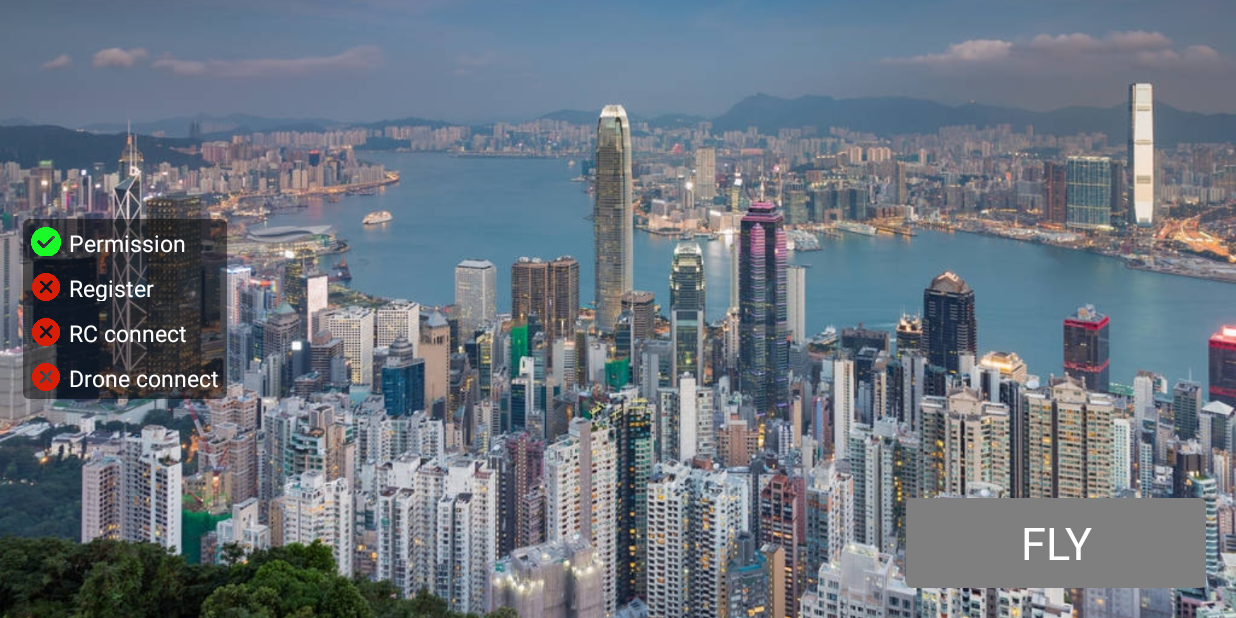
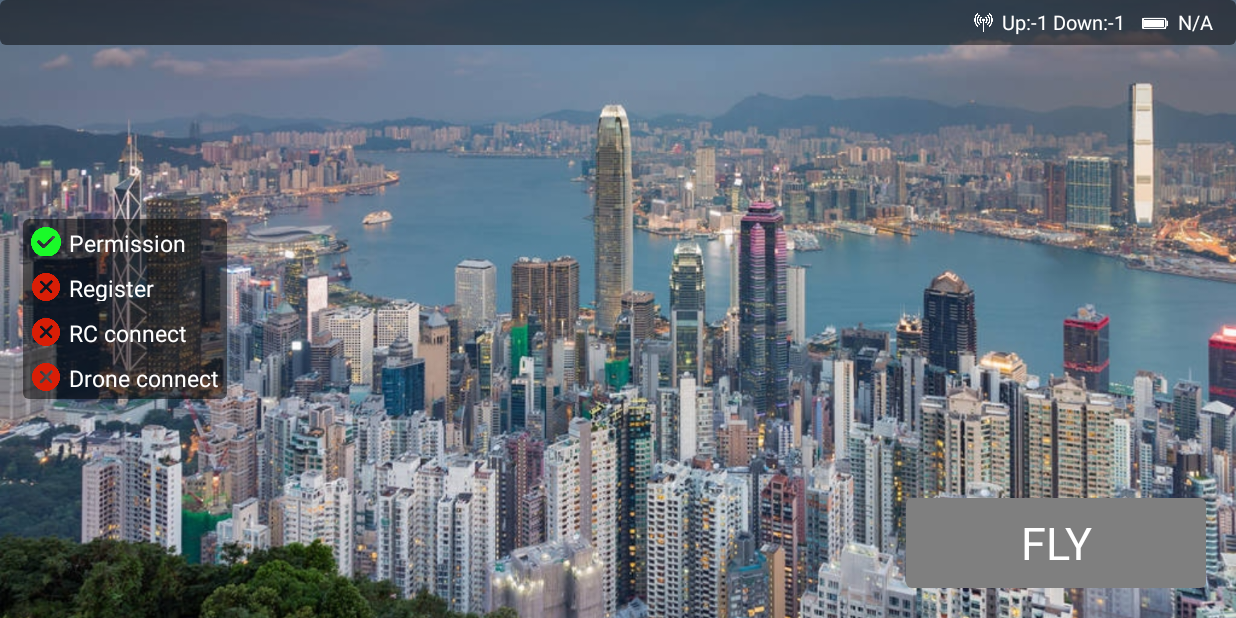
Before and after one commit to GaoZhenGit/DroneFlight, an Android app: the screen it shows after launch (MainActivity), on a phone screen of 824 x 412 dp (held sideways). Run offline under Robolectric (Android 15) with nearby library versions, the phone set to English and light mode, and no system bars; libraries missing offline, so code that uses them is left out: dji.common.airlink, dji.common.battery, dji.common.error, dji.common.util, dji.sdk.airlink and 4 more; 18 statements that could not run were skipped.

Commit message:
add state bar and state checking

```diff
--- a/app/src/main/java/hk/hku/flight/Constant.java
+++ b/app/src/main/java/hk/hku/flight/Constant.java
@@ -2,7 +2,6 @@ package hk.hku.flight;
 
 public interface Constant {
     String FLAG_CONNECTION_CHANGE = "FLAG_CONNECTION_CHANGE";
-    String FLAG_UP_SIGNAL_QUANTITY = "FLAG_UP_SIGNAL_QUANTITY";
-    String FLAG_DOWN_SIGNAL_QUANTITY = "FLAG_DOWN_SIGNAL_QUANTITY";
+    String FLAG_SIGNAL_QUANTITY = "FLAG_SIGNAL_QUANTITY";
     String FLAG_BATTERY_PERCENTAGE = "FLAG_BATTERY_PERCENTAGE";
 }
--- a/app/src/main/java/hk/hku/flight/DroneApplication.java
+++ b/app/src/main/java/hk/hku/flight/DroneApplication.java
@@ -4,8 +4,6 @@ import android.app.Application;
 import android.content.Context;
 
 import androidx.multidex.MultiDex;
-
-import com.secneo.sdk.Helper;
 
 import dji.sdk.base.BaseProduct;
 import dji.sdk.products.Aircraft;
@@ -15,12 +13,12 @@ import dji.sdk.sdkmanager.DJISDKManager;
 
 public class DroneApplication extends Application {
 
-    public static final String TAG = DroneApplication.class.getName();
+    public static final String TAG = "DroneApplication";
 
     private static BaseProduct product;
     private static BluetoothProductConnector bluetoothConnector = null;
 //    private static Bus bus = new Bus(ThreadEnforcer.ANY);
-    private static Application app = null;
+    private static DroneApplication app = null;
 
     /**
      * Gets instance of the specific product connected after the
@@ -59,7 +57,7 @@ public class DroneApplication extends Application {
         return (HandHeld) getProductInstance();
     }
 
-    public static Application getInstance() {
+    public static DroneApplication getInstance() {
         return DroneApplication.app;
     }
 
--- a/app/src/main/java/hk/hku/flight/FlightActivity.java
+++ b/app/src/main/java/hk/hku/flight/FlightActivity.java
@@ -37,7 +37,6 @@ public class FlightActivity extends AppCompatActivity {
     private void initView() {
         videoFeedView = findViewById(R.id.preview_view);
         videoFeedView.registerLiveVideo(VideoFeeder.getInstance().getPrimaryVideoFeed(), true);
-//        textureView = findViewById(R.id.preview2_view);
         Aircraft aircraft = DroneApplication.getAircraftInstance();
         if (aircraft == null) {
             Toast.makeText(this, "connection loss!", Toast.LENGTH_SHORT).show();
--- /dev/null
+++ b/app/src/main/java/hk/hku/flight/modules/BatteryStateMgr.java
@@ -0,0 +1,55 @@
+package hk.hku.flight.modules;
+
+import static hk.hku.flight.Constant.FLAG_BATTERY_PERCENTAGE;
+
+import android.content.BroadcastReceiver;
+import android.content.Context;
+import android.content.Intent;
+import android.content.IntentFilter;
+import android.util.Log;
+
+import dji.sdk.base.BaseProduct;
+import dji.sdk.battery.Battery;
+import hk.hku.flight.Constant;
+import hk.hku.flight.DroneApplication;
+
+public class BatteryStateMgr {
+    private static final String TAG = "BatteryStateMgr";
+    private static class InstanceHolder {
+        public volatile static BatteryStateMgr instance = new BatteryStateMgr();
+    }
+    public static BatteryStateMgr getInstance() {
+        return BatteryStateMgr.InstanceHolder.instance;
+    }
+    public void addBatteryCallback() {
+        BaseProduct product = DroneApplication.getProductInstance();
+        if (product == null) {
+            return;
+        }
+        Battery battery = product.getBattery();
+        if (battery == null) {
+            return;
+        }
+        battery.setStateCallback(null);
+        battery.setStateCallback(batteryState -> {
+            int percentage = batteryState.getChargeRemainingInPercent();
+            Log.i(TAG, "on update:" + percentage);
+            mBatteryPercentage = percentage;
+            Intent batteryStateIntent = new Intent(FLAG_BATTERY_PERCENTAGE);
+            batteryStateIntent.putExtra(FLAG_BATTERY_PERCENTAGE, percentage);
+            DroneApplication.getInstance().sendBroadcast(batteryStateIntent);
+        });
+    }
+    private int mBatteryPercentage = -1;
+    public int getBatteryPercentage() {
+        BaseProduct product = DroneApplication.getProductInstance();
+        if (product == null) {
+            return -1;
+        }
+        Battery battery = product.getBattery();
+        if (battery == null) {
+            return -1;
+        }
+        return mBatteryPercentage;
+    }
+}
--- /dev/null
+++ b/app/src/main/java/hk/hku/flight/view/DroneStateTopBar.java
@@ -0,0 +1,107 @@
+package hk.hku.flight.view;
+
+import static hk.hku.flight.Constant.FLAG_BATTERY_PERCENTAGE;
+
+import android.content.BroadcastReceiver;
+import android.content.Context;
+import android.content.Intent;
+import android.content.IntentFilter;
+import android.util.AttributeSet;
+import android.view.LayoutInflater;
+import android.widget.RelativeLayout;
+import android.widget.TextView;
+
+import hk.hku.flight.Constant;
+import hk.hku.flight.DroneApplication;
+import hk.hku.flight.R;
+import hk.hku.flight.modules.BatteryStateMgr;
+import hk.hku.flight.modules.SignalStateMgr;
+
+public class DroneStateTopBar extends RelativeLayout {
+    private TextView mBattery;
+    private TextView mSignal;
+    private final BroadcastReceiver mBatteryReceiver = new BroadcastReceiver() {
+        @Override
+        public void onReceive(Context context, Intent intent) {
+            updateBattery();
+        }
+    };
+    private final BroadcastReceiver mSignalReceiver = new BroadcastReceiver() {
+        @Override
+        public void onReceive(Context context, Intent intent) {
+            updateSignal();
+        }
+    };
+    private final BroadcastReceiver mConnectionReceiver = new BroadcastReceiver() {
+        @Override
+        public void onReceive(Context context, Intent intent) {
+            updateBattery();
+            updateSignal();
+        }
+    };
+    public DroneStateTopBar(Context context) {
+        super(context);
+        init(context);
+    }
+
+    public DroneStateTopBar(Context context, AttributeSet attrs) {
+        super(context, attrs);
+        init(context);
+    }
+
+    private void init(Context context) {
+        LayoutInflater.from(context).inflate(R.layout.drone_state_top_bar, this, true);
+        setBackgroundResource(R.drawable.default_background);
+
+        mBattery = findViewById(R.id.tv_state_top_bar_battery);
+        updateBattery();
+
+        mSignal = findViewById(R.id.tv_state_top_bar_signal);
+        updateSignal();
+    }
+
+    private void updateBattery() {
+        if (mBattery == null) {
+            return;
+        }
+        int percentage = BatteryStateMgr.getInstance().getBatteryPercentage();
+        if (percentage > 0) {
+            mBattery.setText(percentage + "%");
+        } else {
+            mBattery.setText("N/A");
+        }
+    }
+
+    private void updateSignal() {
+        if (mSignal == null) {
+            return;
+        }
+        int up = SignalStateMgr.getInstance().getUpSignal();
+        int down = SignalStateMgr.getInstance().getDownSignal();
+        mSignal.setText(String.format("Up:%d Down:%d", up, down));
+    }
+
+    private void setCallbacks() {
+        DroneApplication.getInstance().registerReceiver(mConnectionReceiver, new IntentFilter(Constant.FLAG_CONNECTION_CHANGE));
+        DroneApplication.getInstance().registerReceiver(mBatteryReceiver, new IntentFilter(Constant.FLAG_BATTERY_PERCENTAGE));
+        DroneApplication.getInstance().registerReceiver(mSignalReceiver, new IntentFilter(Constant.FLAG_SIGNAL_QUANTITY));
+    }
+
+    private void removeCallbacks() {
+        DroneApplication.getInstance().unregisterReceiver(mConnectionReceiver);
+        DroneApplication.getInstance().unregisterReceiver(mBatteryReceiver);
+        DroneApplication.getInstance().unregisterReceiver(mSignalReceiver);
+    }
+
+    @Override
+    protected void onAttachedToWindow() {
+        super.onAttachedToWindow();
+        setCallbacks();
+    }
+
+    @Override
+    protected void onDetachedFromWindow() {
+        super.onDetachedFromWindow();
+        removeCallbacks();
+    }
+}
--- a/app/src/main/res/layout/activity_main.xml
+++ b/app/src/main/res/layout/activity_main.xml
@@ -4,6 +4,7 @@
     xmlns:tools="http://schemas.android.com/tools"
     android:layout_width="match_parent"
     android:layout_height="match_parent"
+    android:keepScreenOn="true"
     tools:context=".MainActivity">
 
     <ImageView
@@ -13,6 +14,12 @@
         android:scaleType="centerCrop"
         android:src="@drawable/main_bg" />
 
+    <hk.hku.flight.view.DroneStateTopBar
+        app:layout_constraintTop_toTopOf="parent"
+        app:layout_constraintLeft_toLeftOf="parent"
+        app:layout_constraintRight_toRightOf="parent"
+        android:layout_width="match_parent"
+        android:layout_height="30dp" />
 
     <LinearLayout
         android:layout_width="wrap_content"
--- /dev/null
+++ b/app/src/main/res/layout/drone_state_top_bar.xml
@@ -0,0 +1,55 @@
+<?xml version="1.0" encoding="utf-8"?>
+<merge xmlns:android="http://schemas.android.com/apk/res/android"
+    xmlns:tools="http://schemas.android.com/tools"
+    android:layout_width="match_parent"
+    android:layout_height="30dp"
+    android:background="@drawable/default_background"
+    tools:parentTag="android.widget.RelativeLayout">
+
+    <LinearLayout
+        android:layout_width="wrap_content"
+        android:layout_height="30dp"
+        android:layout_toLeftOf="@id/tv_state_top_bar_battery_container"
+        android:layout_marginRight="10dp"
+        android:gravity="center"
+        android:orientation="horizontal">
+
+        <ImageView
+            android:layout_width="14dp"
+            android:layout_height="14dp"
+            android:src="@drawable/signal" />
+
+        <TextView
+            android:id="@+id/tv_state_top_bar_signal"
+            android:layout_width="wrap_content"
+            android:layout_height="wrap_content"
+            android:layout_marginLeft="5dp"
+            android:text="Up:%s Down:%s"
+            android:textColor="@android:color/white"
+            android:textSize="13dp" />
+    </LinearLayout>
+
+    <LinearLayout
+        android:id="@+id/tv_state_top_bar_battery_container"
+        android:layout_width="wrap_content"
+        android:layout_height="30dp"
+        android:layout_alignParentRight="true"
+        android:layout_marginRight="15dp"
+        android:gravity="center"
+        android:orientation="horizontal">
+
+        <ImageView
+            android:layout_width="20dp"
+            android:layout_height="20dp"
+            android:src="@drawable/battery" />
+
+        <TextView
+            android:id="@+id/tv_state_top_bar_battery"
+            android:layout_width="wrap_content"
+            android:layout_height="wrap_content"
+            android:layout_marginLeft="5dp"
+            android:text="N/A"
+            android:textColor="@android:color/white"
+            android:textSize="13dp" />
+    </LinearLayout>
+</merge>
```
Also changed, not shown: app/src/main/java/hk/hku/flight/MainActivity.java (+5 -41 lines), app/src/main/java/hk/hku/flight/modules/SignalStateMgr.java (added, +88 -0 lines), app/src/main/res/layout/activity_flight.xml (+8 -0 lines), app/src/main/res/drawable/battery.png (added), app/src/main/res/drawable/signal.png (added).
